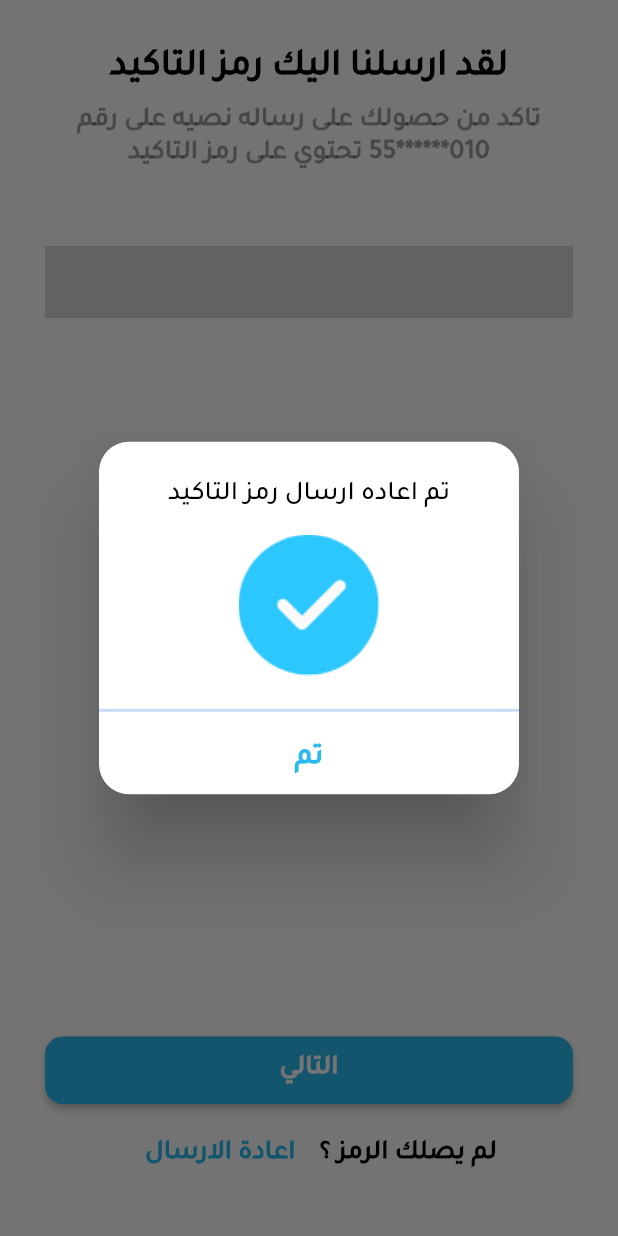
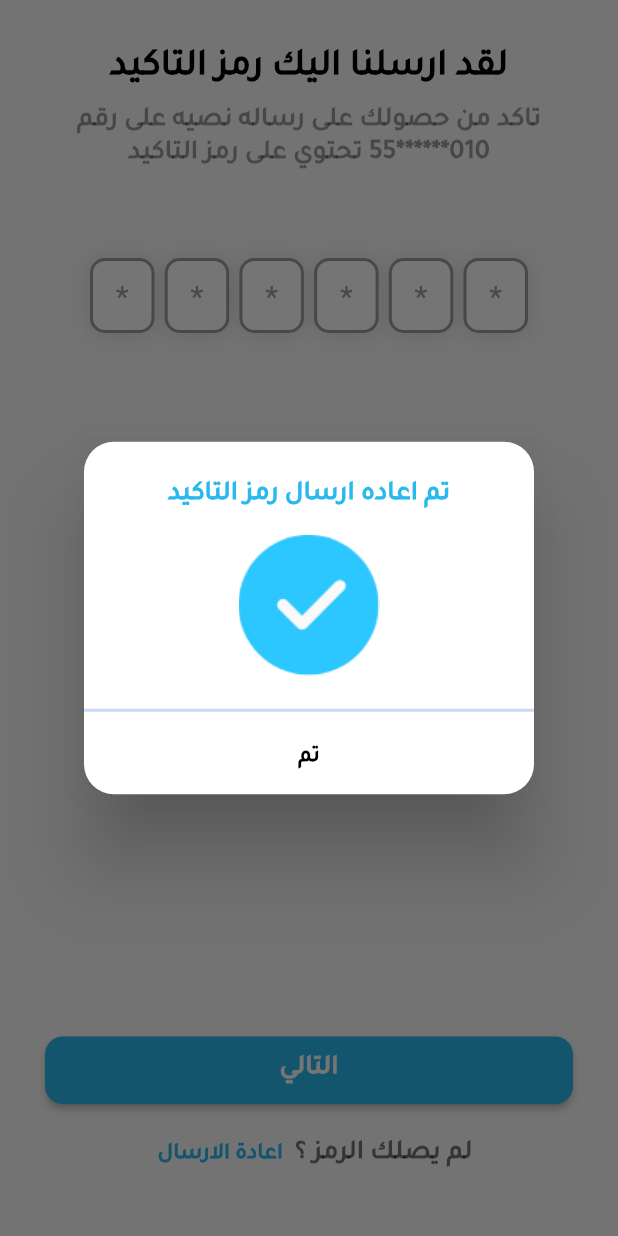
Before and after one commit to Mostafa-Osman/lost_app, a Flutter app: the ForgetPassword screen opened directly, after a tap on "اعادة الارسال", on a phone screen of 412 x 824 dp. Run offline on Flutter 3.47's test engine with Material 2 defaults, Android fonts, the phone set to English and light mode, and no system bars; drawn by our look-alikes of pin_code_fields; our stand-ins replace smooth_page_indicator, splashscreen, timer_count_down; missing offline and left inert: flutter_verification_code.

Commit message:
update forgetScreen mostafa

```diff
--- a/lib/main.dart
+++ b/lib/main.dart
@@ -28,7 +28,7 @@ class MyApp extends StatelessWidget {
       supportedLocales: [
         Locale('ar', ''),
       ],
-      home: OnBoardingScreen(),
+      home: ForgetPassword(),
     );
   }
 }
--- a/lib/modules/login/forget_password.dart
+++ b/lib/modules/login/forget_password.dart
@@ -1,21 +1,40 @@
+import 'dart:async';
+
 import 'package:flutter/cupertino.dart';
 import 'package:flutter/material.dart';
 import 'package:flutter_verification_code/flutter_verification_code.dart';
+import 'package:lost_app/modules/login/login.dart';
 import 'package:lost_app/shared/components/raised_button_class.dart';
 import 'package:lost_app/shared/components/alert_dialog_class.dart';
 import 'package:lost_app/shared/components/component.dart';
 import 'package:lost_app/shared/components/divider_class.dart';
 import 'package:lost_app/shared/components/text_button_class.dart';
 import 'package:lost_app/shared/components/text_class.dart';
+import 'package:lost_app/shared/styles/color.dart';
+import 'package:pin_code_fields/pin_code_fields.dart';
+import 'package:timer_count_down/timer_count_down.dart';
 
-class ForgetPassword extends StatelessWidget {
+class ForgetPassword extends StatefulWidget {
+  @override
+  _ForgetPasswordState createState() => _ForgetPasswordState();
+}
+
+class _ForgetPasswordState extends State<ForgetPassword> {
+  final _formKey = GlobalKey<FormState>();
+
+  StreamController<ErrorAnimationType>? errorController;
+
+  TextEditingController textEditingController = TextEditingController();
+  String currentText = "";
+  bool resend = false;
+  String reSendCode = 'اعادة الارسال';
+
   @override
   Widget build(BuildContext context) {
     return Scaffold(
       body: Padding(
         padding: const EdgeInsets.all(30.0),
         child: SafeArea(
-          child: Container(
           child: Column(
             children: [
               TextClass(text: 'لقد ارسلنا اليك رمز التاكيد', fontSize: 25),
@@ -23,18 +42,9 @@ class ForgetPassword extends StatelessWidget {
               TextClass(
                   text:
                       'تاكد من حصولك على رساله نصيه على رقم 010******55 تحتوي على رمز التاكيد',
-                    fontSize: 18,
                   textColor: Colors.black38),
               SizedBox(height: 50),
-                VerificationCode(
-                  textStyle: TextStyle(fontSize: 20.0, color: Colors.grey[900]),
-                  keyboardType: TextInputType.number,
-                  underlineColor: const Color.fromRGBO(42, 185, 237, 1),
-                  length: 4,
-                  itemSize: 50,
-                  onCompleted: (String value) {},
-                  onEditing: (bool value) {},
-                ),
+              pinCodeFields(context),
               Expanded(
                 child: Align(
                   alignment: Alignment.bottomCenter,
@@ -44,7 +54,36 @@ class ForgetPassword extends StatelessWidget {
                       child: RaisedButtonClass(
                         text: 'التالي',
                         textColor: Colors.white,
-                          onPressed: () {},
+                        onPressed: () {
+                          return showAlertDialog(
+                            context: context,
+                            height: 260.0,
+                            widget: Column(
+                              children: [
+                                TextClass(
+                                    text: 'تهانينا لقد اتممت إنشاء',
+                                    fontWeight: FontWeight.normal),
+                                TextClass(
+                                    text: 'الحساب بنجاح',
+                                    fontWeight: FontWeight.normal),
+                              ],
+                            ),
+                            bottomWidget: Row(
+                              mainAxisAlignment: MainAxisAlignment.center,
+                              children: [
+                                TextButtonClass(
+                                  onPress: () =>
+                                      navigateTo(context, LoginScreen()),
+                                  text: 'الي الصفحه الرئيسيه',
+                                  fontSize: 20,
+                                  textColor: mainColor,
+                                ),
+                                timer(context, 5,
+                                    () => navigateTo(context, LoginScreen())),
+                              ],
+                            ),
+                          );
+                        },
                       )),
                 ),
               ),
@@ -52,30 +91,125 @@ class ForgetPassword extends StatelessWidget {
               Row(
                 mainAxisAlignment: MainAxisAlignment.center,
                 children: [
-                    TextClass(text: 'لم يصلك الرمز ؟'),
-                    FlatButton(
-                      onPressed: () => showAlertDialog(context),
-                      child: TextClass(
-                        text: 'اعادة الارسال',
-                        textColor: Color.fromRGBO(42, 185, 237, 1),
+                  if (!resend)
+                    TextClass(
+                        text: 'لم يصلك الرمز ؟', textColor: Colors.black54),
+                  TextButtonClass(
+                    text: reSendCode,
+                    textColor: mainColor,
+                    onPress: () {
+                      if (resend) return;
+                      showAlertDialog(
+                        context: context,
+                        height: 235.0,
+                        widget: TextClass(
+                            text: 'تم اعاده ارسال رمز التاكيد',
+                            textColor: mainColor),
+                        bottomWidget: TextButtonClass(
+                          text: 'تم',
+                          onPress: () {
+                            if (resend) return;
+                            setState(() {
+                              resend = true;
+                              reSendCode =
+                                  'لارسال الرمز مره اخري برجاء الانتظار';
+                            });
+                            Navigator.pop(context);
+                          },
                         ),
+                      );
+                    },
                   ),
+                  if (resend)
+                    timer(context, 59, () {
+                      setState(() {
+                        resend = false;
+                        reSendCode = 'اعادة الارسال';
+                      });
+                    })
                 ],
               ),
             ],
           ),
         ),
       ),
-      ),
     );
   }
 
-  showAlertDialog(BuildContext context) {
+  Countdown timer(context, seconds, onFinished) {
+    return Countdown(
+        seconds: seconds,
+        build: (_, time) => TextClass(
+              text: '(${time.toInt().toString()})',
+              textColor: mainColor,
+            ),
+        interval: Duration(milliseconds: 1000),
+        onFinished: onFinished);
+  }
+
+  Form pinCodeFields(context) {
+    return Form(
+      key: _formKey,
+      child: Padding(
+          padding: const EdgeInsets.symmetric(vertical: 8.0, horizontal: 30),
+          child: PinCodeTextField(
+            appContext: context,
+            hintCharacter: '*',
+            pastedTextStyle: TextStyle(
+              color: mainColor,
+              fontWeight: FontWeight.bold,
+            ),
+            length: 6,
+            animationType: AnimationType.fade,
+            pinTheme: PinTheme(
+              shape: PinCodeFieldShape.box,
+              borderRadius: BorderRadius.circular(10),
+              fieldHeight: 50,
+              fieldWidth: 43,
+              inactiveColor: Colors.grey,
+              // activeColor: Colors.grey,
+              selectedFillColor: mainColor,
+              selectedColor: Colors.grey,
+              activeFillColor: Colors.white,
+              inactiveFillColor: Colors.white,
+            ),
+            cursorColor: Colors.black,
+            animationDuration: Duration(milliseconds: 300),
+            enableActiveFill: true,
+            errorAnimationController: errorController,
+            controller: textEditingController,
+            keyboardType: TextInputType.number,
+            boxShadows: [
+              BoxShadow(
+                offset: Offset(0, 1),
+                color: Colors.black12,
+                blurRadius: 10,
+              )
+            ],
+            onCompleted: (v) {
+              print("Completed");
+            },
+            onChanged: (value) {
+              print(value);
+              setState(() {
+                currentText = value;
+              });
+            },
+            beforeTextPaste: (text) {
+              print("Allowing to paste $text");
+              return true;
+            },
+          )),
+    );
+  }
+
+  showAlertDialog({context, height, widget, bottomWidget}) {
     return showDialog(
       context: context,
       builder: (BuildContext context) => AlertDialogClass(
         content: Container(
-          height: 235,
+          width: 300,
+          height: height,
           decoration: BoxDecoration(
             color: Colors.white,
             shape: BoxShape.rectangle,
@@ -84,9 +218,7 @@ class ForgetPassword extends StatelessWidget {
           child: Column(
             children: [
               SizedBox(height: 25),
-              TextClass(
-                  text: 'تم اعاده ارسال رمز التاكيد',
-                  fontWeight: FontWeight.normal),
+              widget,
               Padding(
                 padding: const EdgeInsets.all(15.0),
                 child: Image.asset(
@@ -95,17 +227,7 @@ class ForgetPassword extends StatelessWidget {
               ),
               DividerClass(
                   color: Color.fromRGBO(200, 218, 245, 1), thickness: 2.0),
-              Container(
-                width: double.infinity,
-                child: TextButtonClass(
-                  onPress: () {
-                    Navigator.pop(context);
-                  },
-                  text: 'تم',
-                  fontSize: 20,
-                  textColor: Color.fromRGBO(42, 185, 237, 1),
-                ),
-              )
+              Container(width: double.infinity, child: bottomWidget)
             ],
           ),
         ),
--- a/lib/modules/register/register.dart
+++ b/lib/modules/register/register.dart
@@ -40,8 +40,7 @@ class _RegisterScreenState extends State<RegisterScreen> {
                 Form(
                   key: _formKey,
                   child: Padding(
-                    padding:
-                        const EdgeInsets.only(right: 10,left: 10),
+                    padding: const EdgeInsets.only(right: 10, left: 10),
                     child: Column(
                         crossAxisAlignment: CrossAxisAlignment.start,
                         children: [
--- a/lib/shared/styles/color.dart
+++ b/lib/shared/styles/color.dart
@@ -0,0 +1,3 @@
+import 'dart:ui';
+
+Color mainColor=Color.fromRGBO(42, 185, 237, 1);
--- a/pubspec.yaml
+++ b/pubspec.yaml
@@ -26,7 +26,8 @@ dependencies:
   smooth_page_indicator: ^1.0.0+2
   flutter_verification_code: ^1.1.0
   splashscreen: ^1.3.5
-
+  pin_code_fields: ^7.3.0
+  timer_count_down: ^2.2.0
 
 
 
```
Also changed, not shown: pubspec.lock. Lines whose indentation alone changed are shown as unchanged.
